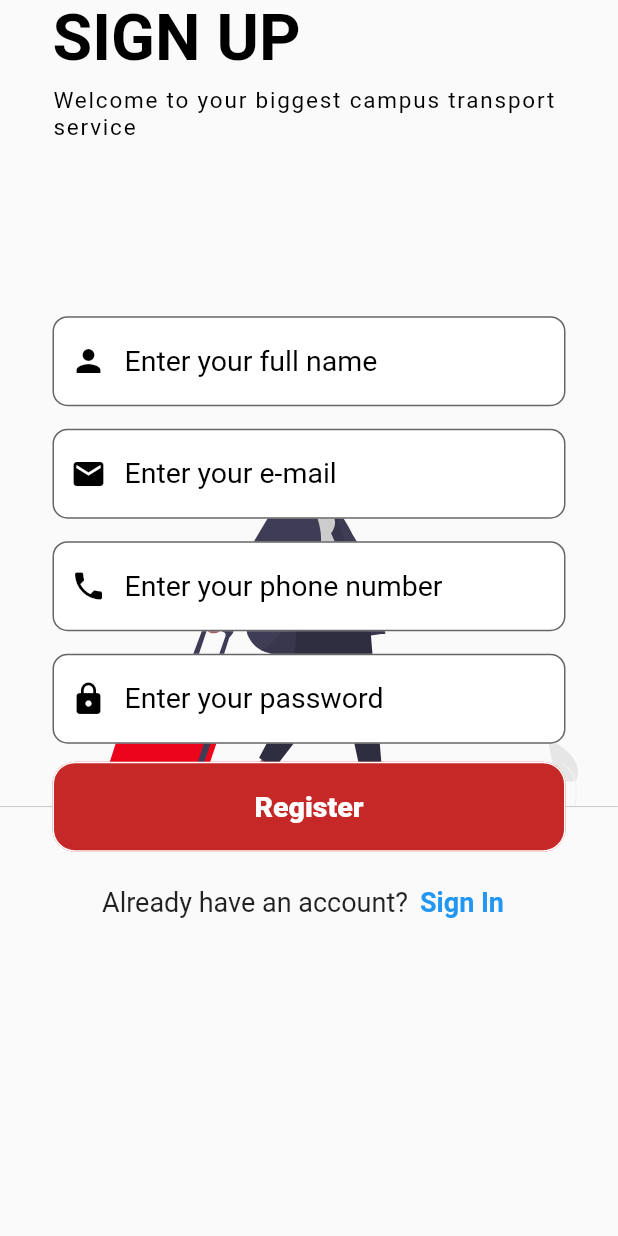
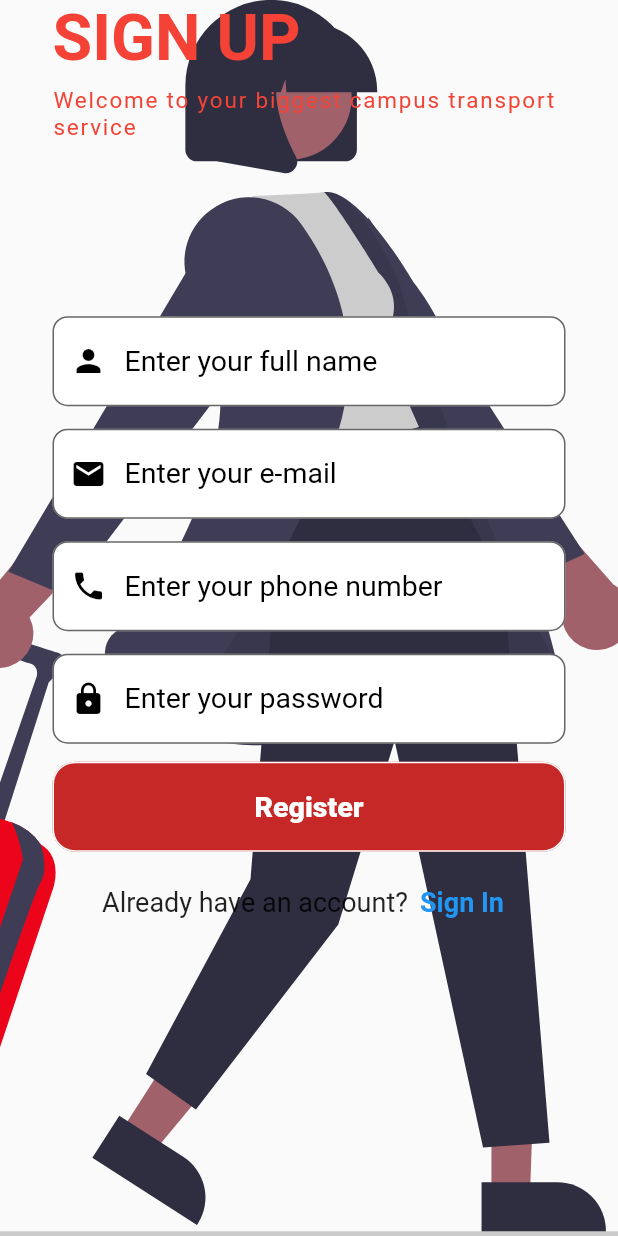
Before and after one commit to EhMaNa/Infinity-Express, a Flutter app: the screen it shows after launch, on a phone screen of 412 x 824 dp. Run offline on Flutter 3.47's test engine with Material 2 defaults, Android fonts, the phone set to English and light mode, and no system bars; our stand-ins replace flutter_svg.

Commit message:
Update sign-up.dart

```diff
--- a/infinity/lib/pages/sign-up.dart
+++ b/infinity/lib/pages/sign-up.dart
@@ -28,7 +28,8 @@ class _SignUpState extends State<SignUp> {
                 SizedBox(
                   width: MediaQuery.of(context).size.width,
                   height: MediaQuery.of(context).size.height,
-                  child: SvgPicture.asset('assets/signup.svg'),
+                  child: SvgPicture.asset('assets/signup.svg',
+                  fit: BoxFit.cover,),
                 ),
                 SizedBox(
                   width: MediaQuery.of(context).size.width,
@@ -51,14 +52,14 @@ class _SignUpState extends State<SignUp> {
                                       style: TextStyle(
                                           fontSize: 43,
                                           fontWeight: FontWeight.bold,
-                                          color: Colors.black),
+                                          color: Colors.red),
                                     ),
                                     SizedBox(height: 8),
                                     Text(
                                       "Welcome to your biggest campus transport service",
                                       style: TextStyle(
                                         fontSize: 15,
-                                        color: Colors.black,
+                                        color: Colors.red,
                                         letterSpacing: 1.2,
                                       ),
                                     )
```
